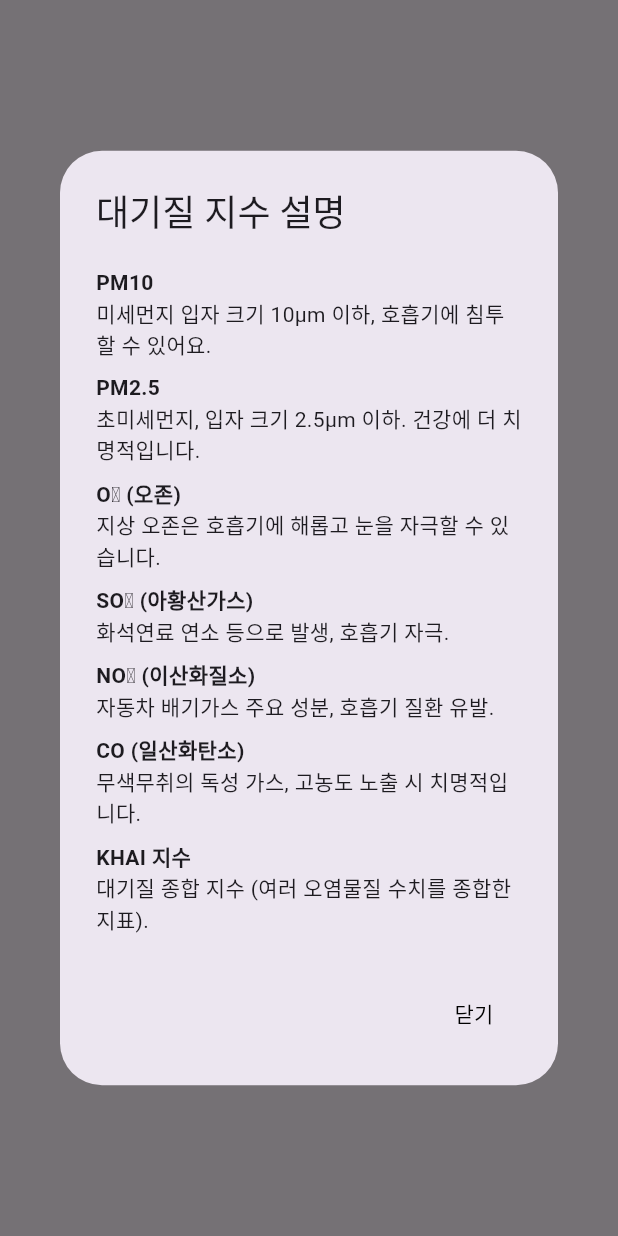
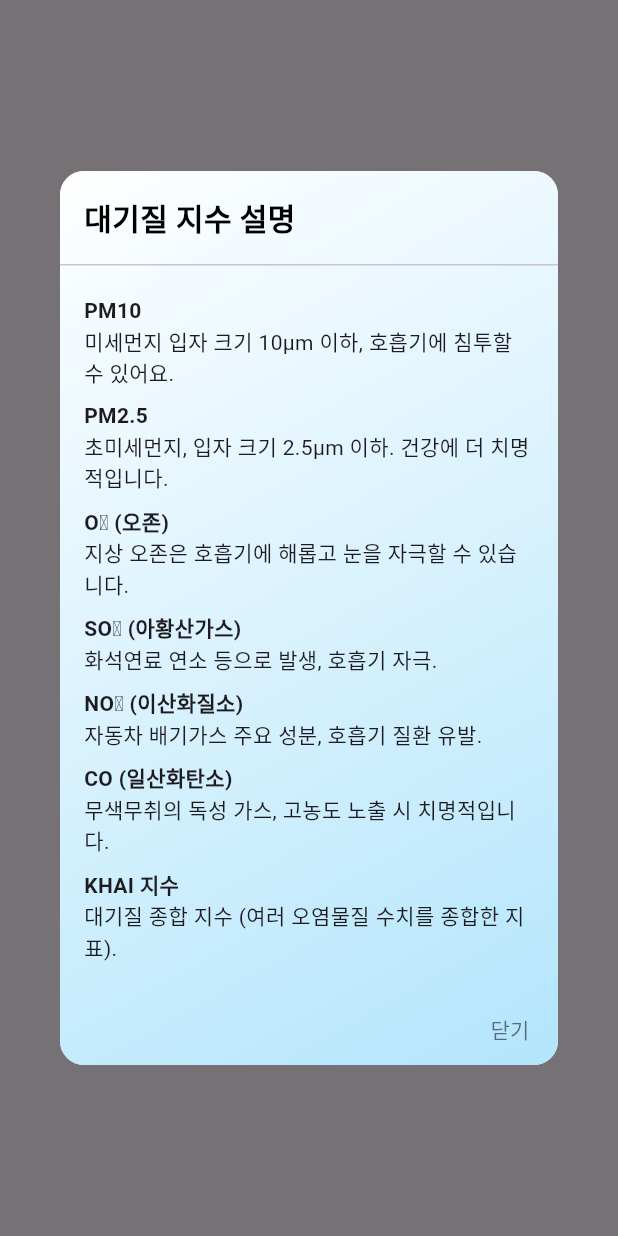
Before and after one commit to jeonghunlee99/airquality, a Flutter app: what showInfoDialog() shows on an empty page, opened directly, on a phone screen of 412 x 824 dp. Run offline on Flutter 3.47's test engine with Material 3 defaults, Android fonts, the phone set to English and light mode, and no system bars; our stand-ins replace cloud_firestore, dio, firebase_auth, firebase_core, flutter_riverpod, geolocator and 2 more; missing offline and left inert: proj4dart; accounts and stored records are empty.

Commit message:
카드 색상변경

```diff
--- a/lib/widget/air_quality_city_view.dart
+++ b/lib/widget/air_quality_city_view.dart
@@ -47,12 +47,8 @@ class AirQualityCityView extends ConsumerWidget {
                   decoration: BoxDecoration(
                     gradient: LinearGradient(
                       colors:
-                        Theme.of(context).brightness ==
-                            Brightness.dark
-                            ? [
-                          Colors.grey.shade900,
-                          Colors.blueGrey.shade800,
-                        ]
+                          Theme.of(context).brightness == Brightness.dark
+                              ? [Colors.grey.shade900, Colors.blueGrey.shade800]
                               : [Colors.white, Color(0xFFB3E5FC)],
                       begin: Alignment.topLeft,
                       end: Alignment.bottomRight,
@@ -78,9 +74,10 @@ class AirQualityCityView extends ConsumerWidget {
                             context,
                           ).textTheme.headlineSmall?.copyWith(
                             fontWeight: FontWeight.bold,
-                              color: Theme.of(context).brightness == Brightness.dark
+                            color:
+                                Theme.of(context).brightness == Brightness.dark
                                     ? Colors.white
-                                  : Colors.black
+                                    : Colors.black,
                           ),
                         ),
                         const SizedBox(height: 20),
@@ -126,32 +123,44 @@ class AirQualityCityView extends ConsumerWidget {
                                 ref.read(isLoadingProvider.notifier).state =
                                     false;
                               },
-                              icon:  Icon(
+                              icon: Icon(
                                 Icons.my_location,
-                                  color: Theme.of(context).brightness == Brightness.dark
+                                color:
+                                    Theme.of(context).brightness ==
+                                            Brightness.dark
                                         ? Colors.white
-                                      : Colors.black
+                                        : Colors.black,
                               ),
                               label: Text(
                                 '현재 위치 재조회',
-                                style: TextStyle(color: Theme.of(context).brightness == Brightness.dark
+                                style: TextStyle(
+                                  color:
+                                      Theme.of(context).brightness ==
+                                              Brightness.dark
                                           ? Colors.white
-                                    : Colors.black),
+                                          : Colors.black,
+                                ),
                               ),
                             ),
                             TextButton.icon(
                               onPressed: () => showInfoDialog(context),
-                              icon:  Icon(
+                              icon: Icon(
                                 Icons.info_outline,
-                                color:  Theme.of(context).brightness == Brightness.dark
+                                color:
+                                    Theme.of(context).brightness ==
+                                            Brightness.dark
                                         ? Colors.white
-                                  : Colors.black
+                                        : Colors.black,
                               ),
-                              label:  Text(
+                              label: Text(
                                 '지수 설명',
-                                style: TextStyle(color: Theme.of(context).brightness == Brightness.dark
+                                style: TextStyle(
+                                  color:
+                                      Theme.of(context).brightness ==
+                                              Brightness.dark
                                           ? Colors.white
-                                    : Colors.black)
+                                          : Colors.black,
+                                ),
                               ),
                             ),
                           ],
@@ -208,8 +217,13 @@ Widget buildAirQualityCard(String label, String value, String type) {
         children: [
           Icon(level.icon, color: level.color, size: 32),
           const SizedBox(height: 4),
-          Text(label, style: const TextStyle(fontWeight: FontWeight.bold,
-          color: Colors.black),),
+          Text(
+            label,
+            style: const TextStyle(
+              fontWeight: FontWeight.bold,
+              color: Colors.black,
+            ),
+          ),
           const SizedBox(height: 4),
           Text('$value (${level.label})', style: TextStyle(color: level.color)),
         ],
@@ -219,31 +233,93 @@ Widget buildAirQualityCard(String label, String value, String type) {
 }
 
 void showInfoDialog(BuildContext context) {
+  final isDarkMode = Theme.of(context).brightness == Brightness.dark;
+  final gradientColors =
+      isDarkMode
+          ? [Colors.grey.shade900, Colors.blueGrey.shade800]
+          : [Colors.white, Color(0xFFB3E5FC)];
+
   showDialog(
     context: context,
     builder: (context) {
-      return AlertDialog(
-        title: Text('대기질 지수 설명'),
-        content: SingleChildScrollView(
+      return Dialog(
+        shape: RoundedRectangleBorder(borderRadius: BorderRadius.circular(16)),
+        child: Container(
+          decoration: BoxDecoration(
+            gradient: LinearGradient(
+              colors: gradientColors,
+              begin: Alignment.topLeft,
+              end: Alignment.bottomRight,
+            ),
+            borderRadius: BorderRadius.circular(16),
+          ),
+          child: SingleChildScrollView(
+            child: Column(
+              mainAxisSize: MainAxisSize.min,
+              crossAxisAlignment: CrossAxisAlignment.start,
+              children: [
+                Padding(
+                  padding: const EdgeInsets.all(16.0),
+                  child: Text(
+                    '대기질 지수 설명',
+                    style: TextStyle(
+                      fontSize: 20,
+                      fontWeight: FontWeight.bold,
+
+                      color: isDarkMode ? Colors.white : Colors.black,
+                    ),
+                  ),
+                ),
+                const Divider(height: 1),
+                Padding(
+                  padding: const EdgeInsets.all(16.0),
                   child: Column(
                     crossAxisAlignment: CrossAxisAlignment.start,
                     children: [
-              _buildInfoRow('PM10', '미세먼지 입자 크기 10μm 이하, 호흡기에 침투할 수 있어요.'),
-              _buildInfoRow('PM2.5', '초미세먼지, 입자 크기 2.5μm 이하. 건강에 더 치명적입니다.'),
-              _buildInfoRow('O₃ (오존)', '지상 오존은 호흡기에 해롭고 눈을 자극할 수 있습니다.'),
+                      _buildInfoRow(
+                        'PM10',
+                        '미세먼지 입자 크기 10μm 이하, 호흡기에 침투할 수 있어요.',
+                      ),
+                      _buildInfoRow(
+                        'PM2.5',
+                        '초미세먼지, 입자 크기 2.5μm 이하. 건강에 더 치명적입니다.',
+                      ),
+                      _buildInfoRow(
+                        'O₃ (오존)',
+                        '지상 오존은 호흡기에 해롭고 눈을 자극할 수 있습니다.',
+                      ),
                       _buildInfoRow('SO₂ (아황산가스)', '화석연료 연소 등으로 발생, 호흡기 자극.'),
-              _buildInfoRow('NO₂ (이산화질소)', '자동차 배기가스 주요 성분, 호흡기 질환 유발.'),
-              _buildInfoRow('CO (일산화탄소)', '무색무취의 독성 가스, 고농도 노출 시 치명적입니다.'),
-              _buildInfoRow('KHAI 지수', '대기질 종합 지수 (여러 오염물질 수치를 종합한 지표).'),
+                      _buildInfoRow(
+                        'NO₂ (이산화질소)',
+                        '자동차 배기가스 주요 성분, 호흡기 질환 유발.',
+                      ),
+                      _buildInfoRow(
+                        'CO (일산화탄소)',
+                        '무색무취의 독성 가스, 고농도 노출 시 치명적입니다.',
+                      ),
+                      _buildInfoRow(
+                        'KHAI 지수',
+                        '대기질 종합 지수 (여러 오염물질 수치를 종합한 지표).',
+                      ),
                     ],
                   ),
                 ),
-        actions: [
-          TextButton(
+                Align(
+                  alignment: Alignment.centerRight,
+                  child: TextButton(
                     onPressed: () => Navigator.pop(context),
-            child: Text('닫기', style: TextStyle(color: Colors.black)),
+                    child: Text(
+                      '닫기',
+                      style: TextStyle(
+                        color: isDarkMode ? Colors.white70 : Colors.black54,
+                      ),
+                    ),
+                  ),
                 ),
               ],
+            ),
+          ),
+        ),
       );
     },
   );
```
Lines whose indentation alone changed are shown as unchanged.
